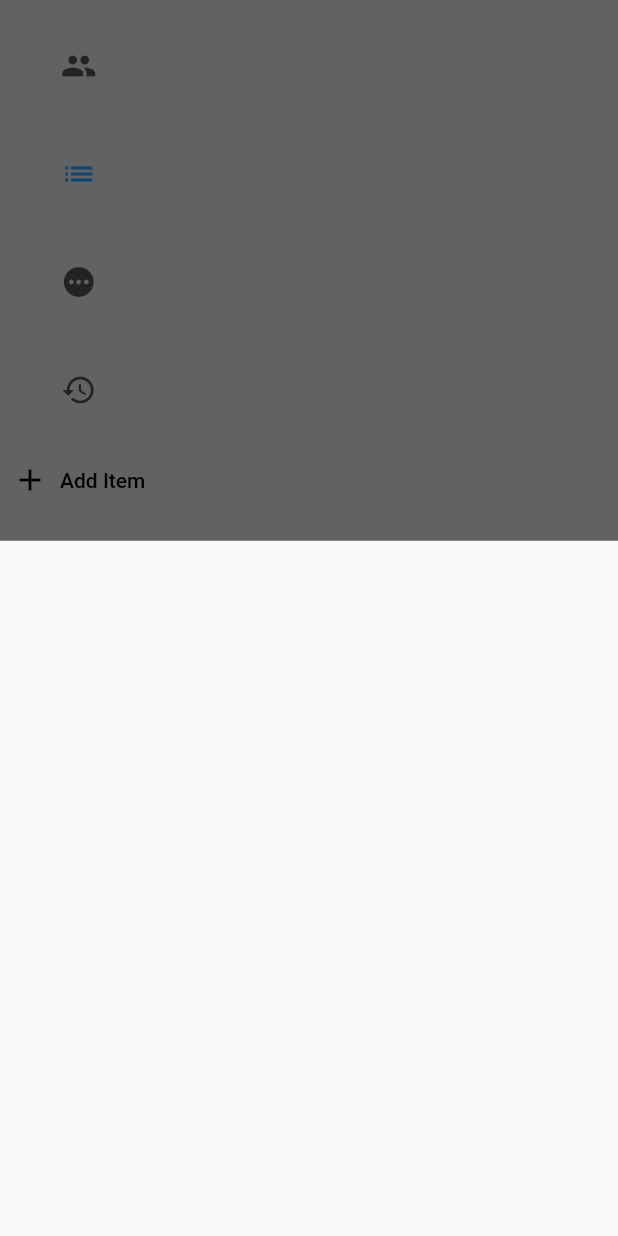
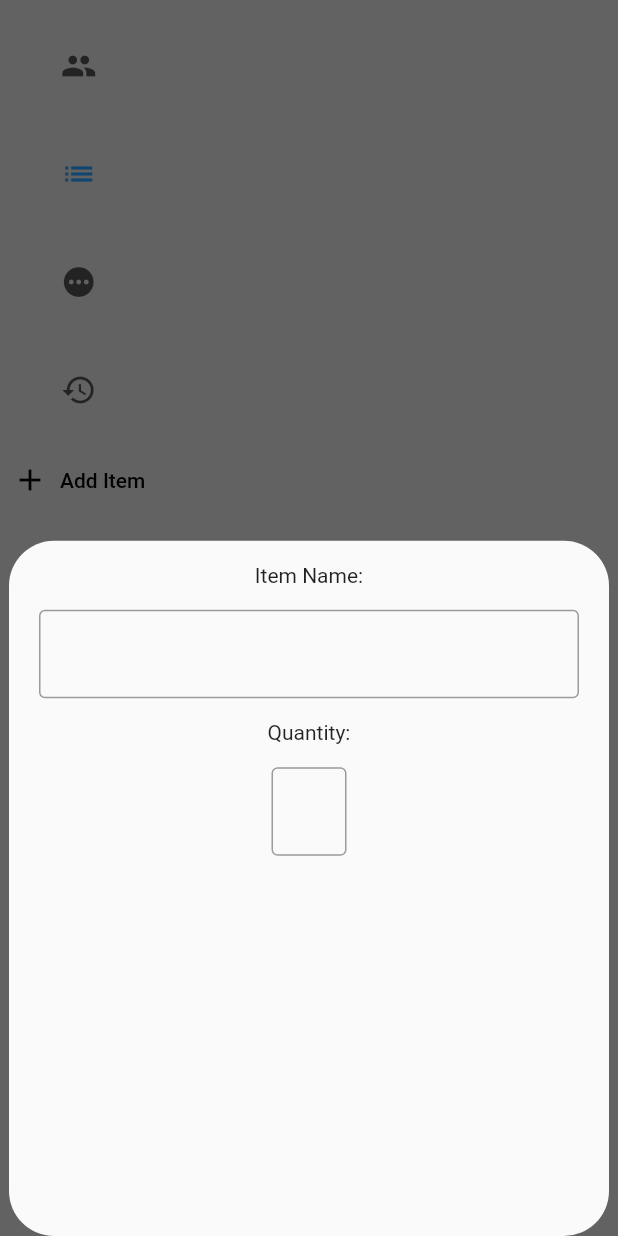
Before and after one commit to rammne/olopsc-thesis-flutter-firebase-admin, a Flutter app: the DesktopAdminPanel screen opened directly, after a tap on "List", after a tap on "Add Item", on a phone screen of 412 x 824 dp. Run offline on Flutter 3.47's test engine with Material 2 defaults, Android fonts, the phone set to English and light mode, and no system bars; our stand-ins replace cloud_firestore, firebase_auth, firebase_core; accounts and stored records are empty.

Commit message:
deployed and adding item implimented

```diff
--- /dev/null
+++ b/lib/views/add_item_form.dart
@@ -0,0 +1,87 @@
+import 'package:cloud_firestore/cloud_firestore.dart';
+import 'package:flutter/material.dart';
+
+class AddItemForm extends StatefulWidget {
+  const AddItemForm({super.key});
+
+  @override
+  State<AddItemForm> createState() => _AddItemFormState();
+}
+
+class _AddItemFormState extends State<AddItemForm> {
+  final _formKey = GlobalKey<FormState>();
+  String itemName = '';
+  int itemQuantity = 0;
+  @override
+  Widget build(BuildContext context) {
+    return Form(
+      key: _formKey,
+      child: Column(
+        children: [
+          SizedBox(
+            height: 15,
+          ),
+          Text('Item Name:'),
+          SizedBox(
+            height: 15,
+          ),
+          Padding(
+            padding: const EdgeInsets.symmetric(horizontal: 20),
+            child: TextFormField(
+              validator: (value) => value!.isNotEmpty ? null : '',
+              decoration: InputDecoration(border: OutlineInputBorder()),
+              onChanged: (value) {
+                setState(() {
+                  itemName = value;
+                });
+              },
+              onFieldSubmitted: (value) async {
+                Navigator.pop(context);
+                if (_formKey.currentState!.validate() &&
+                    (itemName != '' && itemName != null) &&
+                    (itemQuantity != '' && itemQuantity != null)) {
+                  await FirebaseFirestore.instance.collection('items').add(
+                      {'item_name': itemName, 'item_quantity': itemQuantity});
+                }
+              },
+            ),
+          ),
+          SizedBox(
+            height: 15,
+          ),
+          Text('Quantity:'),
+          SizedBox(
+            height: 15,
+          ),
+          Padding(
+            padding: const EdgeInsets.symmetric(horizontal: 175),
+            child: TextFormField(
+              validator: (value) => value!.isNotEmpty ? null : '',
+              decoration: InputDecoration(
+                border: OutlineInputBorder(),
+              ),
+              onChanged: (value) {
+                setState(() {
+                  try {
+                    itemQuantity = int.parse(value);
+                  } catch (e) {
+                    print(e.toString());
+                  }
+                });
+              },
+              onFieldSubmitted: (value) async {
+                Navigator.pop(context);
+                if (_formKey.currentState!.validate() &&
+                    (itemName != '' && itemName != null) &&
+                    (itemQuantity != '' && itemQuantity != null)) {
+                  await FirebaseFirestore.instance.collection('items').add(
+                      {'item_name': itemName, 'item_quantity': itemQuantity});
+                }
+              },
+            ),
+          ),
+        ],
+      ),
+    );
+  }
+}
--- a/lib/views/responsive_views/desktop_view.dart
+++ b/lib/views/responsive_views/desktop_view.dart
@@ -4,6 +4,7 @@ import 'package:admin/views/requests_page.dart';
 import 'package:cloud_firestore/cloud_firestore.dart';
 import 'package:flutter/material.dart';
 
+import '../add_item_form.dart';
 import '../students_list.dart';
 
 class DesktopAdminPanel extends StatefulWidget {
@@ -18,13 +19,13 @@ class _DesktopAdminPanelState extends State<DesktopAdminPanel> {
   int selectedIndex = 0;
   @override
   Widget build(BuildContext context) {
-    void _showSettings() {
+    void _showSettings() async {
       showModalBottomSheet(
-        context: context,
-        builder: (context) {
-          return Container();
-        },
-      );
+          constraints: BoxConstraints(maxWidth: 400),
+          shape: RoundedRectangleBorder(
+              borderRadius: BorderRadius.all(Radius.circular(30))),
+          context: context,
+          builder: (context) => AddItemForm());
     }
 
     Future<void> deleteAllRequests() async {
--- a/lib/views/students_list.dart
+++ b/lib/views/students_list.dart
@@ -30,7 +30,10 @@ class _StudentsListState extends State<StudentsList> {
                 SizedBox(
                   height: 15,
                 ),
-                Padding(
+                Container(
+                  child: MediaQuery.of(context).size.width <= 700
+                      ? null
+                      : Padding(
                           padding: const EdgeInsets.symmetric(horizontal: 200),
                           child: TextField(
                             onChanged: (value) {
@@ -47,10 +50,13 @@ class _StudentsListState extends State<StudentsList> {
                             ),
                           ),
                         ),
+                ),
                 SizedBox(
                   height: 15,
                 ),
-                SizedBox(
+                SingleChildScrollView(
+                  scrollDirection: Axis.horizontal,
+                  child: SizedBox(
                     width: MediaQuery.of(context).size.width,
                     child: DataTable(
                       columns: [
@@ -97,6 +103,7 @@ class _StudentsListState extends State<StudentsList> {
                       }).toList(),
                     ),
                   ),
+                ),
               ],
             );
           }
```
Also changed, not shown: lib/admin_panel/admin_panel.dart (+5 -6 lines), firebase.json (added), 4 other files. Lines whose indentation alone changed are shown as unchanged.
